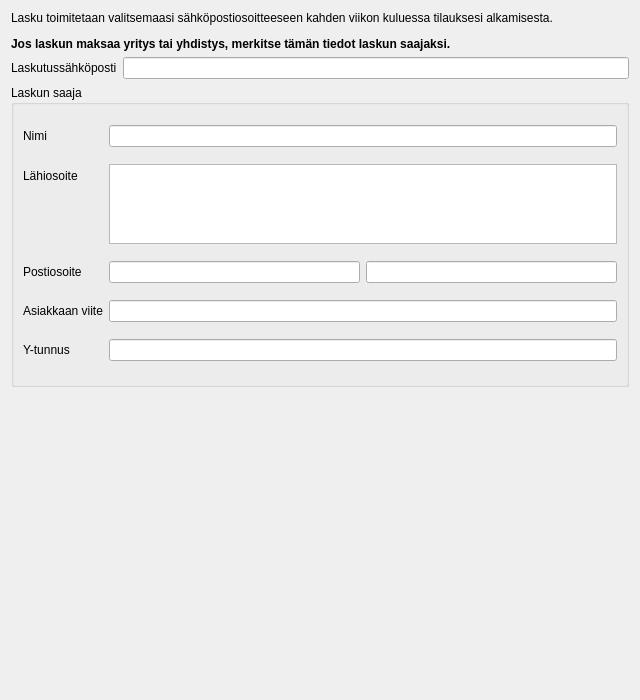
Before: the Qt Designer form kitsas/tilaus/tilausyhteys.ui in artoh/kitupiikki, drawn with Qt 5.
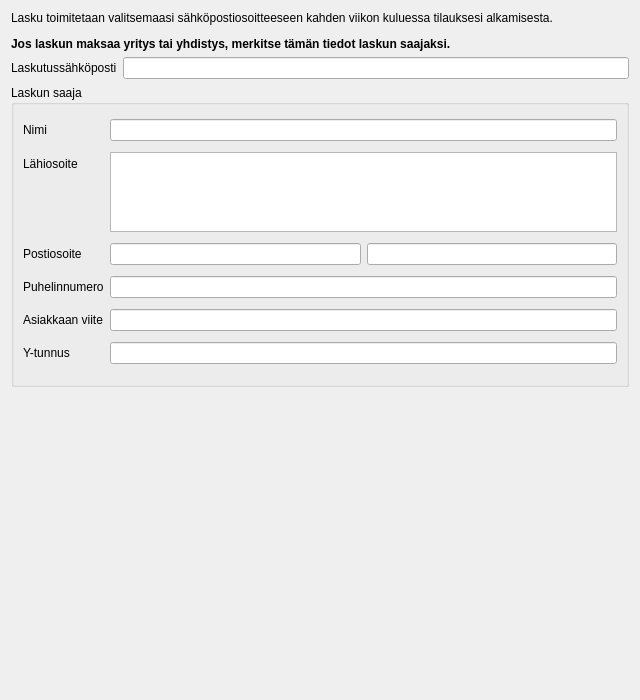
After: the same form once the commit is applied.

Diff of the .ui file:
```diff
--- a/kitsas/tilaus/tilausyhteys.ui
+++ b/kitsas/tilaus/tilausyhteys.ui
@@ -100,7 +100,7 @@
         </item>
        </layout>
       </item>
-      <item row="3" column="0">
+      <item row="4" column="0">
        <widget class="QLabel" name="label_4">
         <property name="text">
          <string>Asiakkaan viite</string>
@@ -110,19 +110,29 @@
         </property>
        </widget>
       </item>
-      <item row="3" column="1">
+      <item row="4" column="1">
        <widget class="QLineEdit" name="asviite"/>
       </item>
-      <item row="4" column="0">
+      <item row="5" column="0">
        <widget class="QLabel" name="label_7">
         <property name="text">
          <string>Y-tunnus</string>
         </property>
        </widget>
       </item>
-      <item row="4" column="1">
+      <item row="5" column="1">
        <widget class="QLineEdit" name="ytunnusEdit"/>
       </item>
+      <item row="3" column="0">
+       <widget class="QLabel" name="label_8">
+        <property name="text">
+         <string>Puhelinnumero</string>
+        </property>
+       </widget>
+      </item>
+      <item row="3" column="1">
+       <widget class="QLineEdit" name="puhelinEdit"/>
+      </item>
      </layout>
     </widget>
    </item>
```
